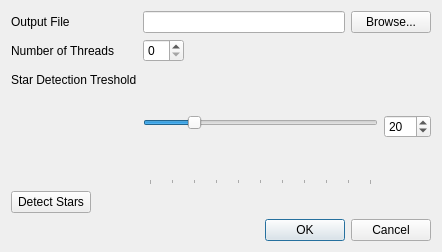
BenJuan26/OpenSkyStacker, file src/ui/optionsdialog.ui: the form before one commit.
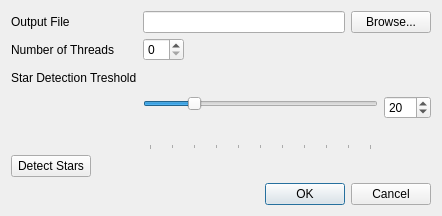
The form after the commit.

Commit message: Make options dialog modal

The edit to the form file:
```diff
--- a/src/ui/optionsdialog.ui
+++ b/src/ui/optionsdialog.ui
@@ -7,7 +7,7 @@
     <x>0</x>
     <y>0</y>
     <width>442</width>
-    <height>252</height>
+    <height>216</height>
    </rect>
   </property>
   <property name="windowTitle">
@@ -19,6 +19,9 @@
      <property name="fieldGrowthPolicy">
       <enum>QFormLayout::ExpandingFieldsGrow</enum>
      </property>
+     <property name="verticalSpacing">
+      <number>5</number>
+     </property>
      <item row="2" column="0">
       <widget class="QLabel" name="label">
        <property name="sizePolicy">
```
Left out of the diff: 5 changed lines with no effect on the pictures. The commit also changes 3 other files.
